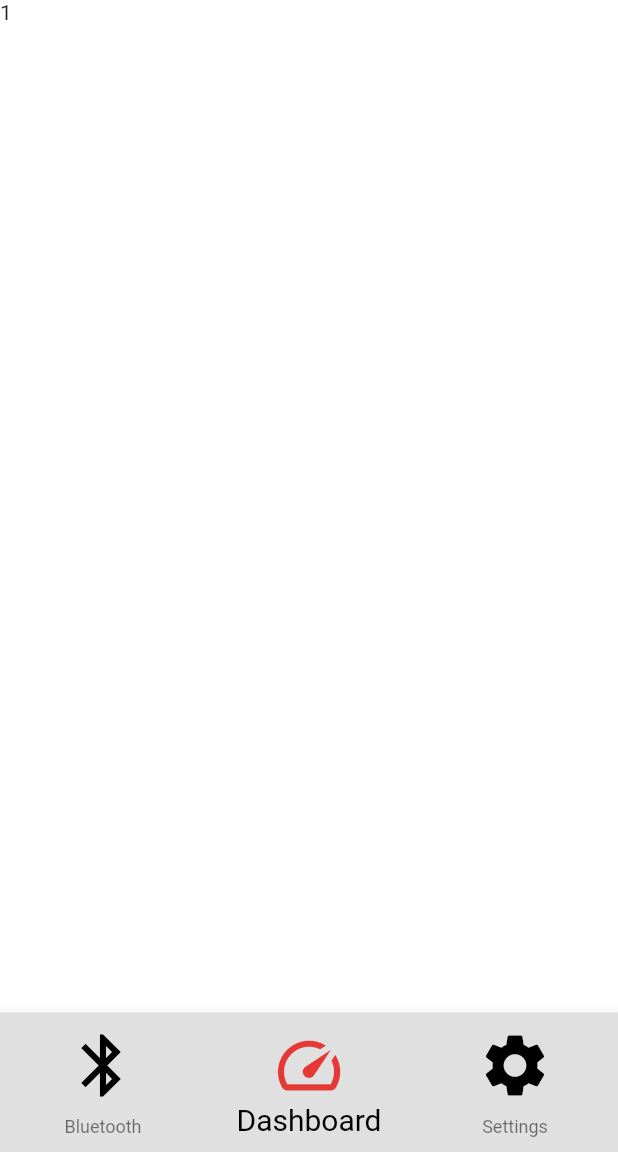
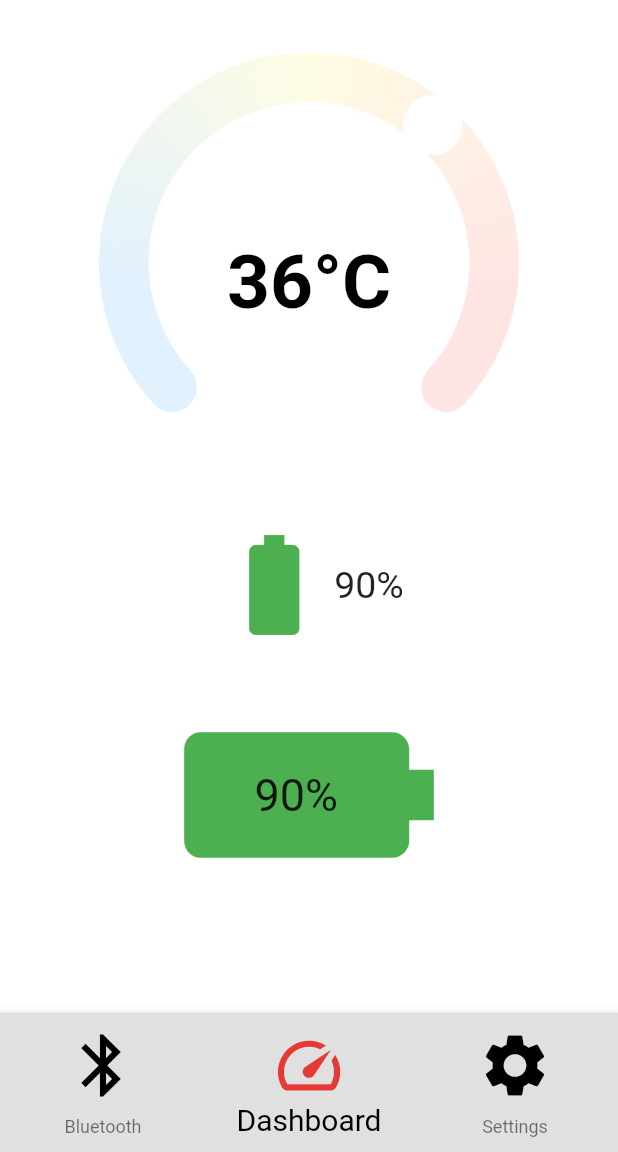
Before and after one commit to larrycaw/heat-vitality, a Flutter app: the screen it shows after launch, item 2 of the bottom bar chosen, on a phone screen of 412 x 824 dp, the part 84-1236 px from its top. Run offline on Flutter 3.47's test engine with Material 2 defaults, Android fonts, the light colour scheme and no system bars; drawn by our look-alikes of syncfusion_flutter_gauges; our stand-ins replace easy_localization, flutter_spinkit, lite_rolling_switch.

Commit message:
Added thermostat

```diff
--- a/lib/bottom_navigation_bar.dart
+++ b/lib/bottom_navigation_bar.dart
@@ -1,5 +1,6 @@
 import 'package:flutter/material.dart';
 import 'package:glove_control/pages/bluetooth.dart';
+import 'package:glove_control/pages/dashboard.dart';
 import 'package:glove_control/pages/settings.dart';
 import 'package:glove_control/variables/global_variables.dart';
 import 'package:easy_localization/easy_localization.dart';
@@ -20,7 +21,7 @@ class _BottomNavigationState extends State<BottomNavigation> {
   Widget getBody() {
     switch (_currentIndex) {
       case dashboard:
-        return Text('1');
+        return Dashboard();
         //return Controls();  // controls..
       case settings:
         return Settings(newLanguage: (String newLanguage) => setLanguage(newLanguage),);
--- /dev/null
+++ b/lib/pages/dashboard.dart
@@ -0,0 +1,130 @@
+import 'package:flutter/material.dart';
+import 'package:syncfusion_flutter_gauges/gauges.dart';
+import 'dart:math' as math;
+
+class Dashboard extends StatefulWidget {
+  @override
+  _DashboardState createState() => _DashboardState();
+}
+
+class _DashboardState extends State<Dashboard> {
+  double _degreeValue = 36;
+  final double minDegree = 10;
+  final double maxDegree = 50;
+  final double thermostatWidth = 33;
+
+  void onDegreeChanged(double newValue) {
+    setState(() {
+      _degreeValue = newValue;
+    });
+  }
+
+  @override
+  Widget build(BuildContext context) {
+    return Column(
+      children: [
+        SfRadialGauge(
+          axes: <RadialAxis>[
+            RadialAxis(
+              minimum: minDegree,
+              maximum: maxDegree,
+              showLabels: false,
+              showTicks: false,
+              radiusFactor: 0.8,
+              axisLineStyle: AxisLineStyle(
+                cornerStyle: CornerStyle.bothCurve,
+                gradient: const SweepGradient(
+                  colors: <Color>[
+                    Colors.blue,
+                    Colors.yellow,
+                    Colors.red,
+                  ],
+                  stops: <double>[0.15, 0.5, 0.85],
+                ),
+                thickness: thermostatWidth,
+              ),
+              pointers: <GaugePointer>[
+                RangePointer(
+                  value: _degreeValue,
+                  cornerStyle: CornerStyle.bothCurve,
+                  width: thermostatWidth,
+                  sizeUnit: GaugeSizeUnit.logicalPixel,
+                  color: Colors.transparent,
+                ),
+                MarkerPointer(
+                  value: _degreeValue,
+                  enableDragging: true,
+                  onValueChanged: onDegreeChanged,
+                  markerHeight: 40,
+                  markerWidth: 40,
+                  markerType: MarkerType.circle,
+                  color: Colors.white,
+                  borderWidth: 2,
+                  borderColor: Colors.black,
+                ),
+              ],
+              annotations: <GaugeAnnotation>[
+                GaugeAnnotation(
+                  angle: 90,
+                  axisValue: 5,
+                  positionFactor: 0.1,
+                  widget: Text(
+                    _degreeValue.ceil().toString() + '°C',
+                    style: TextStyle(
+                      fontSize: 50,
+                      fontWeight: FontWeight .bold,
+                      color: Colors.black,
+                    ),
+                  ),
+                )
+              ],
+            ),
+          ],
+        ),
+        Row(
+          mainAxisAlignment: MainAxisAlignment.center,
+          children: [
+            Icon(
+              Icons.battery_full,
+              size: 80,
+              color: Colors.green,
+            ),
+            Text(
+              '90%',
+              style: TextStyle(
+                fontSize: 25,
+              ),
+            ),
+          ],
+        ),
+        Stack(
+          children: [
+            Transform.rotate(
+              angle: 90 * math.pi / 180,
+              child: Icon(
+                Icons.battery_full_outlined,
+                size: 200,
+                color: Colors.green,
+              ),
+            ),
+            Padding(
+              padding: EdgeInsets.fromLTRB(18, 60, 0, 0),
+              child: Container(
+                width: 147,
+                height: 80,
+                child: Center(
+                  child: Text(
+                    '90%',
+                    style: TextStyle(
+                      fontSize: 30,
+                    ),
+                  ),
+                ),
+              ),
+            ),
+          ],
+        ),
+      ],
+    );
+  }
+}
--- a/lib/pages/settings.dart
+++ b/lib/pages/settings.dart
@@ -25,8 +25,7 @@ class _SettingsState extends State<Settings> {
             padding: EdgeInsets.only(top: 10, bottom: 10),
             child: Row(
               children: [
-                Expanded(
-                  child: Row(
+                Row(
                   children: [
                     SizedBox(width: 25),
                     Text(
@@ -36,7 +35,6 @@ class _SettingsState extends State<Settings> {
                       ),
                     ),
                   ],
-                  ),
                 ),
                 Expanded(
                   child: Row(
@@ -66,9 +64,7 @@ class _SettingsState extends State<Settings> {
             padding: EdgeInsets.only(top: 10, bottom: 10),
             child: Row(
               children: [
-                Expanded(
-                  flex: 3,
-                  child: Row(
+                Row(
                   children: [
                     SizedBox(width: 25),
                     Text(
@@ -79,9 +75,7 @@ class _SettingsState extends State<Settings> {
                     ),
                   ],
                 ),
-                ),
                 Expanded(
-                  flex: 4,
                   child: Row(
                     mainAxisAlignment: MainAxisAlignment.end,
                     children: [
--- a/pubspec.yaml
+++ b/pubspec.yaml
@@ -26,6 +26,7 @@ dependencies:
   easy_localization: ^2.3.3+1
   flutter_spinkit: ^4.0.0
   lite_rolling_switch: ^0.1.1
+  syncfusion_flutter_gauges: ^18.4.47
 
 
   # The following adds the Cupertino Icons font to your application.
```
Also changed, not shown: pubspec.lock. Lines whose indentation alone changed are shown as unchanged.
